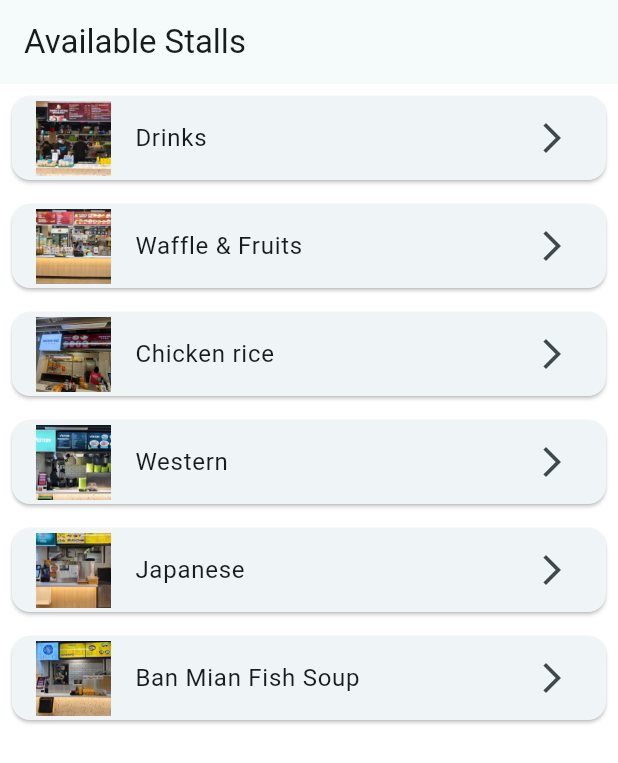
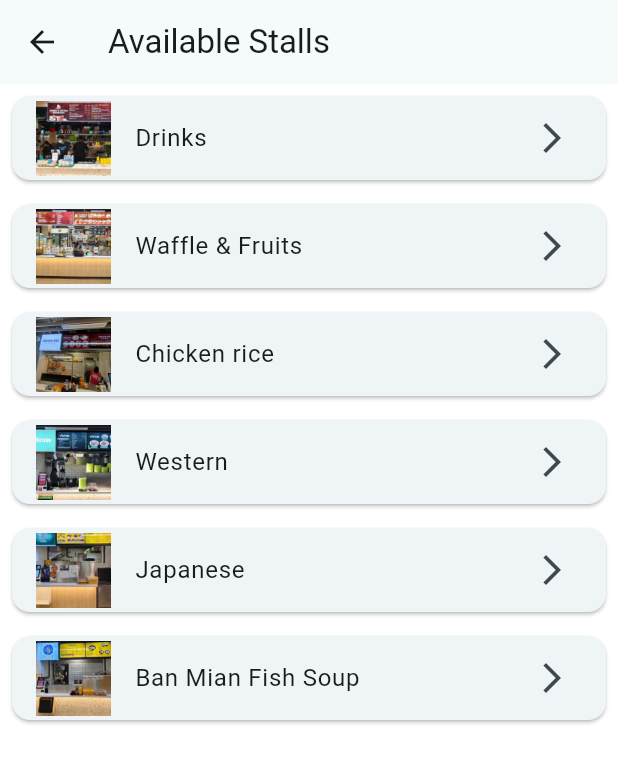
Before and after one commit to yongying37/redeem_order_app, a Flutter app: the StallPage screen opened directly, on a phone screen of 412 x 824 dp. Shown: the top 763 px of the screen. Run offline on Flutter 3.47's test engine with Material 3 defaults, Android fonts, the phone set to English and light mode, and no system bars.

Commit message:
Shop Back Button & Nav Bar

```diff
--- a/lib/views/stall/stall_page.dart
+++ b/lib/views/stall/stall_page.dart
@@ -1,5 +1,6 @@
 import 'package:flutter/material.dart';
 import 'stall_layout.dart';
+import 'package:redeem_order_app/views/home/home_layout.dart';
 
 class StallPage extends StatelessWidget {
   const StallPage({super.key});
@@ -9,8 +10,17 @@ class StallPage extends StatelessWidget {
     return Scaffold(
       appBar: AppBar(
         title: const Text('Available Stalls'),
+        leading: IconButton(
+          icon: const Icon(Icons.arrow_back),
+          onPressed: () {
+            Navigator.pushReplacement(
+              context,
+              MaterialPageRoute(builder: (context) => const HomeLayout()),
+            );
+          },
+        ),
       ),
-      body: StallLayout(),  // Remove 'const' here
+      body: StallLayout(),
     );
   }
 }
```
Also changed, not shown: lib/views/home/home_layout.dart (+18 -20 lines).
